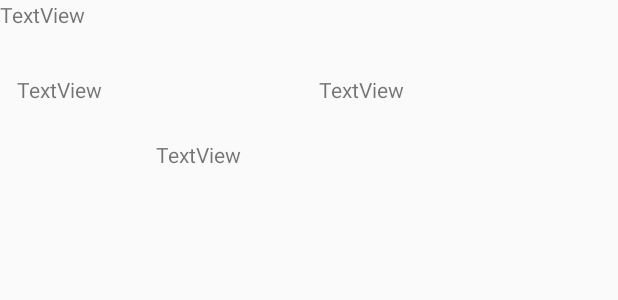
After one commit to Sanketagarwal17/BookClubLatest, an Android app: the layout layout_penalty.xml on its own in the app's theme, with its tools: preview values and no code run, on a phone screen of 412 x 824 dp. The commit adds this screen. Shown: the top 300 px of the screen. Run offline under Robolectric (Android 15) with nearby library versions, the phone set to English and light mode, and no system bars.

Commit message:
Penalty Done (PEnalty calculation only left)

```diff
--- a/app/src/main/AndroidManifest.xml
+++ b/app/src/main/AndroidManifest.xml
@@ -44,7 +44,8 @@
         <activity android:name=".BorrowHistory.BorrowHistoryActivity" />
         <activity android:name=".Admin.RequestsForMember.AdminActivity.AdminActivity" />
         <activity android:name=".Member.ConfirmIssue.ConfirmProceed.ProceedActivity" />
-        <activity android:name=".Penalty.PenaltyActivity"></activity>
+        <activity android:name=".Penalty.PenaltyActivity" />
+        <activity android:name=".Member.ReturnBook.ReturnBookActivity"></activity>
     </application>
 
 </manifest>
--- a/app/src/main/java/com/example/android/bookclublatest/HomePage/HomePageActivity.java
+++ b/app/src/main/java/com/example/android/bookclublatest/HomePage/HomePageActivity.java
@@ -184,6 +184,9 @@ public class HomePageActivity extends AppCompatActivity
         else if (id == R.id.nav_profile) {
             startActivity(new Intent(this, ProfileActivity.class));
         }
+        else if(id == R.id.nav_penalty)
+            startActivity(new Intent(this,PenaltyActivity.class));
+
         else if(id==R.id.nav_faq)
             startActivity(new Intent(this, FAQActivity.class));
         else if(id==R.id.nav_contact)
@@ -193,8 +196,7 @@ public class HomePageActivity extends AppCompatActivity
         else if(id==R.id.nav_developers)
             startActivity(new Intent(this, DevelopersActivity.class));
         else  if(id==R.id.nav_chnage_password) {
-            //startActivity(new Intent(this, ChangePasswordActivity.class));
-            startActivity(new Intent(this,PenaltyActivity.class));
+            startActivity(new Intent(this, ChangePasswordActivity.class));
 
         }
         else if(id==R.id.nav_member_page)
--- a/app/src/main/java/com/example/android/bookclublatest/Penalty/PenaltyActivity.java
+++ b/app/src/main/java/com/example/android/bookclublatest/Penalty/PenaltyActivity.java
@@ -65,11 +65,13 @@ PenaltyAdapter penaltyAdapter;
                            String return_date = dataSnapshot2.child("return_date").getValue().toString();
                            String bookname=dataSnapshot2.child("bookname").getValue().toString();
                            String isbn=dataSnapshot2.child("isbn").getValue().toString();
-                           Log.e("issue", issue_date);
+                           Log.e("issue", bookname);
                            penaltyModel=new PenaltyModel(issue_date,return_date,isbn,bookname);
                            penaltyModelList.add(penaltyModel);
+                           Log.e("issuech", String.valueOf(penaltyModelList.size()));
                        }
                        penaltyAdapter=new PenaltyAdapter(penaltyModelList,PenaltyActivity.this);
+                       penaltyAdapter.notifyDataSetChanged();
                        recyclerView.setAdapter(penaltyAdapter);
                    }
 
--- a/app/src/main/res/layout/activity_penalty.xml
+++ b/app/src/main/res/layout/activity_penalty.xml
@@ -9,7 +9,7 @@
 
     <android.support.v7.widget.RecyclerView
         android:layout_width="match_parent"
-        android:layout_height="wrap_content"
+        android:layout_height="match_parent"
         android:id="@+id/penalty_recycler"></android.support.v7.widget.RecyclerView>
 
 </RelativeLayout>
--- /dev/null
+++ b/app/src/main/res/layout/layout_penalty.xml
@@ -0,0 +1,42 @@
+<?xml version="1.0" encoding="utf-8"?>
+<RelativeLayout xmlns:android="http://schemas.android.com/apk/res/android"
+    android:layout_width="match_parent"
+    android:layout_height="wrap_content">
+
+    <TextView
+        android:id="@+id/p_book_name"
+        android:layout_width="340dp"
+        android:layout_height="40dp"
+        android:layout_alignParentStart="true"
+        android:layout_alignParentTop="true"
+        android:text="TextView" />
+
+    <TextView
+        android:id="@+id/p_issue_date"
+        android:layout_width="166dp"
+        android:layout_height="33dp"
+        android:layout_alignParentStart="true"
+        android:layout_alignParentTop="true"
+        android:layout_marginStart="11dp"
+        android:layout_marginTop="50dp"
+        android:text="TextView" />
+
+    <TextView
+        android:id="@+id/p_return_date"
+        android:layout_width="171dp"
+        android:layout_height="33dp"
+        android:layout_alignTop="@+id/p_issue_date"
+        android:layout_alignParentEnd="true"
+        android:layout_marginEnd="28dp"
+        android:text="TextView" />
+
+    <TextView
+        android:id="@+id/p_penalty"
+        android:layout_width="196dp"
+        android:layout_height="48dp"
+        android:layout_alignParentStart="true"
+        android:layout_alignParentTop="true"
+        android:layout_marginStart="104dp"
+        android:layout_marginTop="93dp"
+        android:text="TextView" />
+</RelativeLayout>
```
Also changed, not shown: app/src/main/java/com/example/android/bookclublatest/Member/ReturnBook/ReturnBookActivity.java (added, +15 -0 lines), app/src/main/java/com/example/android/bookclublatest/Penalty/PenaltyAdapter.java (+50 -3 lines), app/src/main/res/layout/activity_return_book.xml (added, +9 -0 lines).
